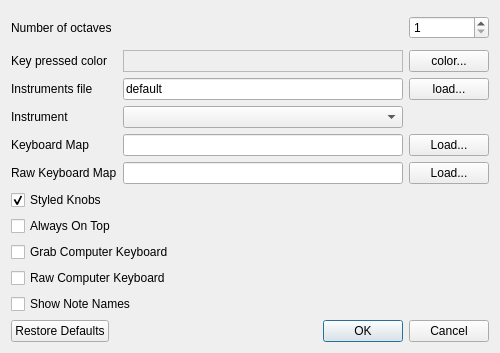
svn2github/vmpk, file trunk/src/preferences.ui: the form before one commit.
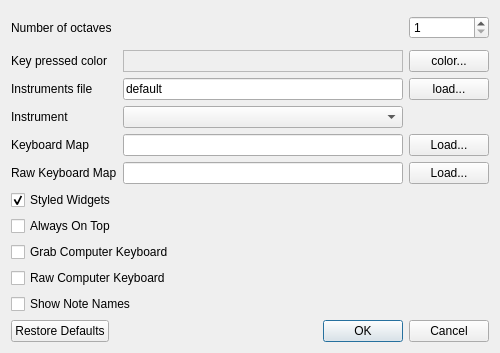
The form after the commit.

Commit message: * fixes regarding "Styled widgets" preferences

The edit to the form file:
```diff
--- a/trunk/src/preferences.ui
+++ b/trunk/src/preferences.ui
@@ -205,7 +205,7 @@
       <string>Change the knob buttons style, either using the custom look or revert to the style selected in qtconfig.</string>
      </property>
      <property name="text">
-      <string>Styled Knobs</string>
+      <string>Styled Widgets</string>
      </property>
      <property name="checked">
       <bool>true</bool>
```
Left out of the diff: 4 changed lines with no effect on the pictures. The commit also changes 2 other files.
